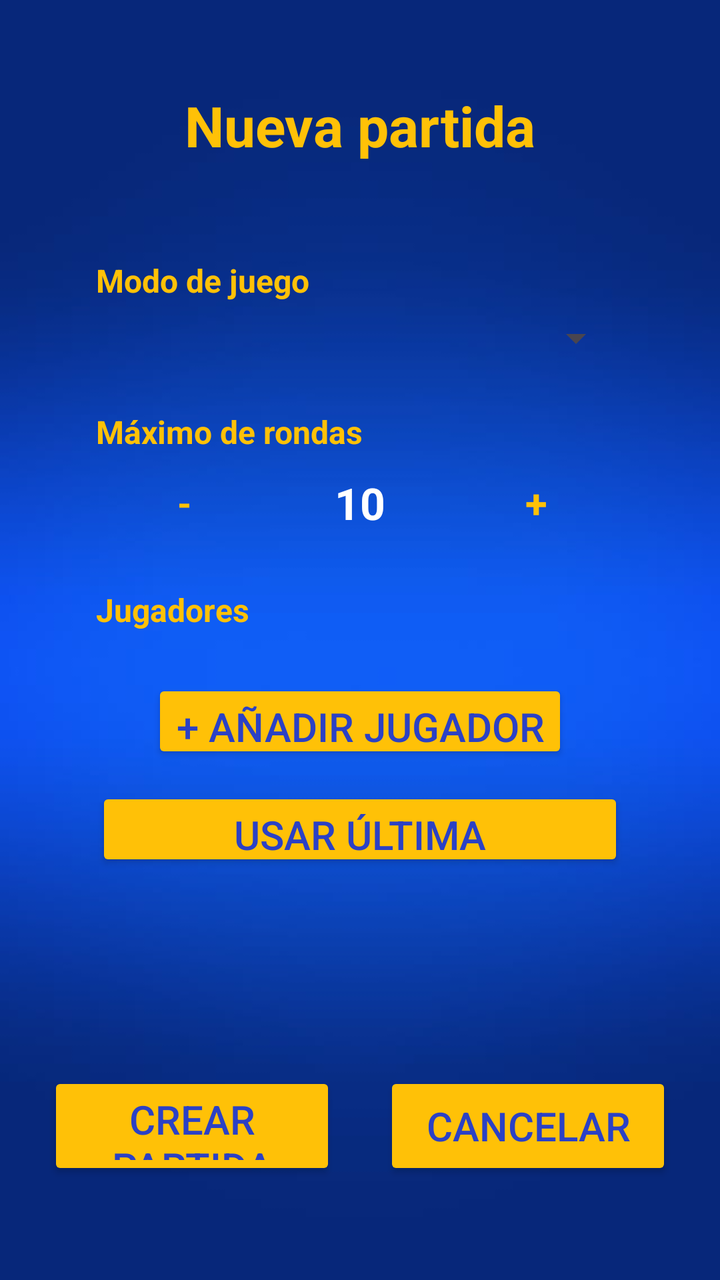
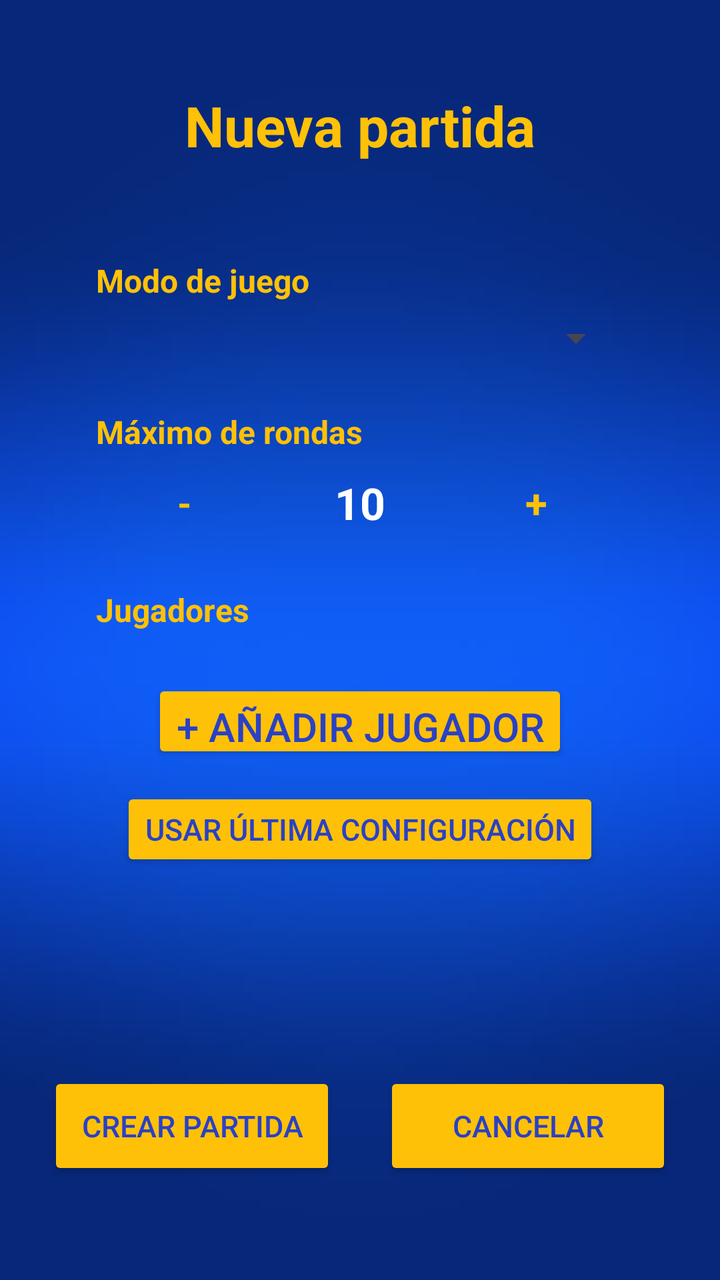

Compare the two renders of this Android layout. The source of the first and the diff that turns it into the second are given below.
<!-- AndroidManifest.xml: application theme Theme.JuegosDeDardos -->
<!-- res/layout/activity_nueva_partida.xml -->
<?xml version="1.0" encoding="utf-8"?>
<androidx.constraintlayout.widget.ConstraintLayout
    xmlns:android="http://schemas.android.com/apk/res/android"
    xmlns:app="http://schemas.android.com/apk/res-auto"
    xmlns:tools="http://schemas.android.com/tools"
    android:id="@+id/mainNuevaPartida"
    android:layout_width="match_parent"
    android:layout_height="match_parent"
    android:background="@drawable/fondo"
    tools:context="activities.ConfigurarNuevaPartidaActivity">

    <TextView
        android:id="@+id/txtTituloNuevaPartida"
        android:layout_width="wrap_content"
        android:layout_height="wrap_content"
        android:layout_marginTop="44dp"
        android:text="Nueva partida"
        android:textColor="@color/gold"
        android:textSize="28sp"
        android:textStyle="bold"
        app:layout_constraintEnd_toEndOf="parent"
        app:layout_constraintStart_toStartOf="parent"
        app:layout_constraintTop_toTopOf="parent" />

    <LinearLayout
        android:id="@+id/contenedorOpcionesPartida"
        android:layout_width="0dp"
        android:layout_height="wrap_content"
        android:layout_marginStart="24dp"
        android:layout_marginTop="24dp"
        android:layout_marginEnd="24dp"
        android:orientation="vertical"
        android:padding="24dp"
        app:layout_constraintEnd_toEndOf="parent"
        app:layout_constraintStart_toStartOf="parent"
        app:layout_constraintTop_toBottomOf="@id/txtTituloNuevaPartida">

        <TextView
            android:layout_width="match_parent"
            android:layout_height="wrap_content"
            android:text="Modo de juego"
            android:textColor="@color/gold"
            android:textSize="16sp"
            android:textStyle="bold" />

        <Spinner
            android:id="@+id/spnModoJuego"
            android:layout_width="match_parent"
            android:layout_height="wrap_content"
            android:layout_marginTop="6dp" />

        <TextView
            android:layout_width="match_parent"
            android:layout_height="wrap_content"
            android:layout_marginTop="24dp"
            android:text="Máximo de rondas"
            android:textColor="@color/gold"
            android:textSize="16sp"
            android:textStyle="bold" />

        <LinearLayout
            android:id="@+id/contenedorRondas"
            android:layout_width="match_parent"
            android:layout_height="wrap_content"
            android:layout_marginTop="10dp"
            android:gravity="center"
            android:orientation="horizontal">

            <TextView
                android:id="@+id/btnRestarRonda"
                android:layout_width="0dp"
                android:layout_height="wrap_content"
                android:layout_weight="1"
                android:gravity="center"
                android:text="-"
                android:textColor="@color/gold"
                android:textSize="18sp"
                android:textStyle="bold" />

            <TextView
                android:id="@+id/txtMaxRondas"
                android:layout_width="0dp"
                android:layout_height="wrap_content"
                android:layout_weight="1"
                android:gravity="center"
                android:text="10"
                android:textColor="@android:color/white"
                android:textSize="22sp"
                android:textStyle="bold" />

            <TextView
                android:id="@+id/btnSumarRonda"
                android:layout_width="0dp"
                android:layout_height="wrap_content"
                android:layout_weight="1"
                android:gravity="center"
                android:text="+"
                android:textColor="@color/gold"
                android:textSize="20sp"
                android:textStyle="bold" />

        </LinearLayout>

        <TextView
            android:id="@+id/txtTituloJugadores"
            android:layout_width="match_parent"
            android:layout_height="wrap_content"
            android:layout_marginTop="28dp"
            android:text="Jugadores"
            android:textColor="@color/gold"
            android:textSize="16sp"
            android:textStyle="bold" />

        <LinearLayout
            android:id="@+id/contenedorJugadores"
            android:layout_width="match_parent"
            android:layout_height="wrap_content"
            android:layout_marginTop="8dp"
            android:orientation="vertical" />

        <Button
            android:id="@+id/btnAnadirJugador"
            style="@style/BotonPrincipal"
            android:layout_width="wrap_content"
            android:layout_height="42dp"
            android:layout_gravity="center_horizontal"
            android:layout_marginTop="16dp"
            android:text="+ Añadir jugador" />
        <Button
            android:id="@+id/btnUltimaConfiguracion"
            style="@style/BotonPrincipal"
            android:layout_width="wrap_content"
            android:layout_height="42dp"
            android:layout_gravity="center_horizontal"
            android:layout_marginTop="12dp"
            android:text="Usar última configuración" />

    </LinearLayout>

    <Button
        android:id="@+id/btnCrearPartida"
        style="@style/BotonPrincipal"
        android:layout_width="0dp"
        android:layout_height="54dp"
        android:layout_marginStart="24dp"
        android:layout_marginEnd="12dp"
        android:layout_marginBottom="50dp"
        android:text="Crear partida"
        app:layout_constraintBottom_toBottomOf="parent"
        app:layout_constraintEnd_toStartOf="@id/btnCancelarPartida"
        app:layout_constraintStart_toStartOf="parent" />


    <Button
        android:id="@+id/btnCancelarPartida"
        style="@style/BotonPrincipal"
        android:layout_width="0dp"
        android:layout_height="54dp"
        android:layout_marginStart="12dp"
        android:layout_marginEnd="24dp"
        android:layout_marginBottom="50dp"
        android:text="Cancelar"
        app:layout_constraintBottom_toBottomOf="parent"
        app:layout_constraintEnd_toEndOf="parent"
        app:layout_constraintStart_toEndOf="@id/btnCrearPartida" />

</androidx.constraintlayout.widget.ConstraintLayout>
<!-- resources referenced by this layout -->
<resources>
  <color name="gold">#FFC107</color>
  <!-- drawable fondo: jpg bitmap (drawable, 5114 bytes) -->
  <style name="BotonPrincipal">
          <item name="android:backgroundTint">@color/gold</item>
          <item name="android:textColor">@color/blue</item>
          <item name="android:textSize">20sp</item>
      </style>
  <style name="Theme.JuegosDeDardos" parent="Base.Theme.JuegosDeDardos" />
  <color name="blue">#2B41C5</color>
  <style name="Base.Theme.JuegosDeDardos" parent="Theme.Material3.DayNight.NoActionBar">
  
          
          <item name="colorPrimary">@color/blue</item>
  
          
          <item name="android:statusBarColor">@color/blue</item>
  
      </style>
</resources>

<!-- the commit's change to res/layout/activity_nueva_partida.xml (unified diff, before → after) -->
@@ -131,6 +131,7 @@
             style="@style/BotonPrincipal"
             android:layout_width="wrap_content"
             android:layout_height="42dp"
+            android:textSize="15dp"
             android:layout_gravity="center_horizontal"
             android:layout_marginTop="12dp"
             android:text="Usar última configuración" />
@@ -146,6 +147,7 @@
         android:layout_marginEnd="12dp"
         android:layout_marginBottom="50dp"
         android:text="Crear partida"
+        android:textSize="15dp"
         app:layout_constraintBottom_toBottomOf="parent"
         app:layout_constraintEnd_toStartOf="@id/btnCancelarPartida"
         app:layout_constraintStart_toStartOf="parent" />
@@ -160,6 +162,7 @@
         android:layout_marginEnd="24dp"
         android:layout_marginBottom="50dp"
         android:text="Cancelar"
+        android:textSize="15dp"
         app:layout_constraintBottom_toBottomOf="parent"
         app:layout_constraintEnd_toEndOf="parent"
         app:layout_constraintStart_toEndOf="@id/btnCrearPartida" />
<!-- resource entries referenced after the edit -->
@@ -15,7 +15,22 @@
           <item name="colorPrimary">@color/blue</item>
   
           
+          <item name="android:windowDrawsSystemBarBackgrounds">true</item>
+  
+          
           <item name="android:statusBarColor">@color/blue</item>
+  
+          
+          <item name="android:navigationBarColor">@color/blue</item>
+  
+          
+          <item name="android:navigationBarDividerColor">@color/blue</item>
+  
+          
+          <item name="android:windowLightStatusBar">false</item>
+  
+          
+          <item name="android:windowLightNavigationBar">false</item>
   
       </style>
 </resources>
